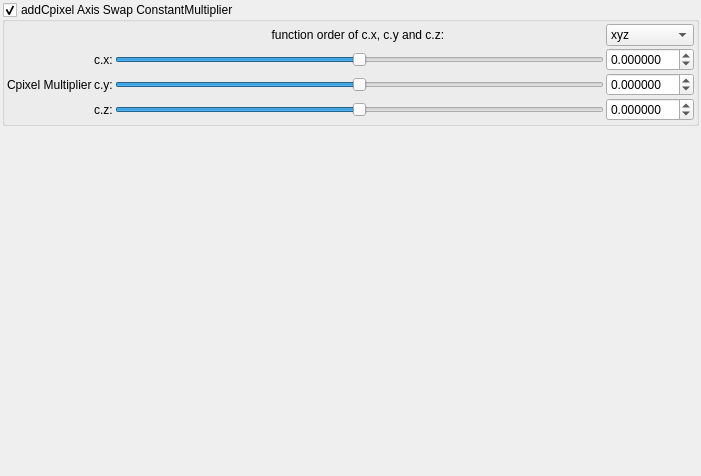
buddhi1980/mandelbulber2, file mandelbulber2/qt_data/fractal_transf_add_Cpixel_axis_swap.ui: the form before one commit.
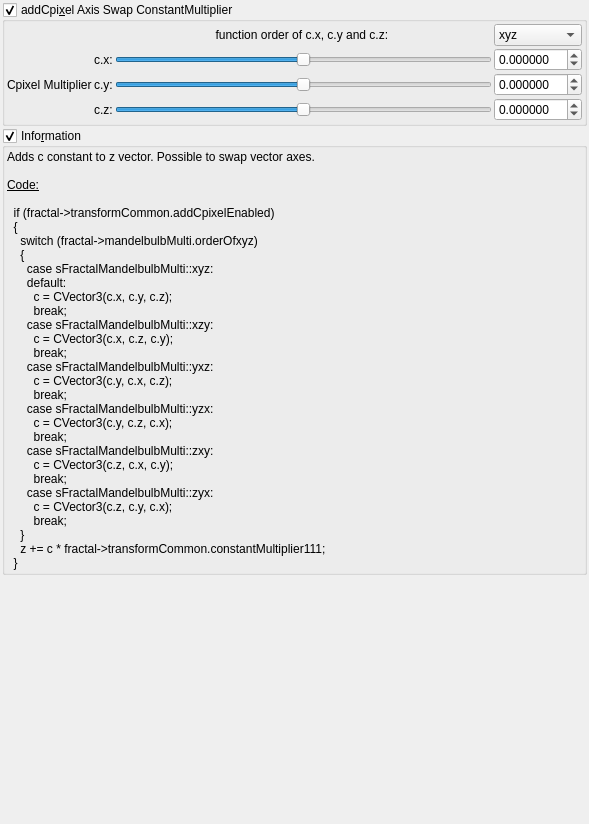
The form after the commit. Custom widgets are drawn as their Qt base class.

Commit message: Added information box for addC transforms

Patch:
```diff
--- a/mandelbulber2/qt_data/fractal_transf_add_Cpixel_axis_swap.ui
+++ b/mandelbulber2/qt_data/fractal_transf_add_Cpixel_axis_swap.ui
@@ -6,8 +6,8 @@
    <rect>
     <x>0</x>
     <y>0</y>
-    <width>701</width>
-    <height>476</height>
+    <width>589</width>
+    <height>824</height>
    </rect>
   </property>
   <property name="windowTitle">
@@ -35,7 +35,7 @@
       <string>&lt;html&gt;&lt;head/&gt;&lt;body&gt;&lt;p&gt;Cpixel is CVector3 c = ( c.x, c.y, c.z). It is each original point (pixel) in 3D space where the iteration starts from, ( c = original z for each point .) It is commonly found in formula structures z = f(z) + c.&lt;/p&gt;&lt;p&gt;The Cpixel multiplier effectively scales this point &amp;quot;c&amp;quot;.&lt;/p&gt;&lt;p&gt;This transform allows the swapping of the order of the &amp;quot;CVector3 c&amp;quot; components before being multiplied by &amp;quot;CVector3 z&amp;quot; components.&lt;/p&gt;&lt;/body&gt;&lt;/html&gt;</string>
      </property>
      <property name="title">
-      <string>addCpixel Axis Swap ConstantMultiplier</string>
+      <string>addCpi&amp;xel Axis Swap ConstantMultiplier</string>
      </property>
      <property name="checkable">
       <bool>true</bool>
@@ -297,6 +297,85 @@
      </layout>
     </widget>
    </item>
+   <item>
+    <widget class="MyGroupBox" name="groupCheck_info">
+     <property name="title">
+      <string>Info&amp;rmation</string>
+     </property>
+     <property name="flat">
+      <bool>false</bool>
+     </property>
+     <property name="checkable">
+      <bool>true</bool>
+     </property>
+     <layout class="QVBoxLayout" name="verticalLayout_2">
+      <property name="spacing">
+       <number>2</number>
+      </property>
+      <property name="leftMargin">
+       <number>2</number>
+      </property>
+      <property name="topMargin">
+       <number>2</number>
+      </property>
+      <property name="rightMargin">
+       <number>2</number>
+      </property>
+      <property name="bottomMargin">
+       <number>2</number>
+      </property>
+      <item>
+       <widget class="QLabel" name="label_4">
+        <property name="text">
+         <string>&lt;!DOCTYPE HTML PUBLIC &quot;-//W3C//DTD HTML 4.0//EN&quot; &quot;http://www.w3.org/TR/REC-html40/strict.dtd&quot;&gt;
+&lt;html&gt;&lt;head&gt;&lt;meta name=&quot;qrichtext&quot; content=&quot;1&quot; /&gt;&lt;style type=&quot;text/css&quot;&gt;
+p, li { white-space: pre-wrap; }
+&lt;/style&gt;&lt;/head&gt;&lt;body&gt;
+&lt;p style=&quot; margin-top:0px; margin-bottom:0px; margin-left:0px; margin-right:0px; -qt-block-indent:0; text-indent:0px;&quot;&gt;Adds c constant to z vector. Possible to swap vector axes.&lt;/p&gt;
+&lt;p style=&quot;-qt-paragraph-type:empty; margin-top:0px; margin-bottom:0px; margin-left:0px; margin-right:0px; -qt-block-indent:0; text-indent:0px;&quot;&gt;&lt;br /&gt;&lt;/p&gt;
+&lt;p style=&quot; margin-top:0px; margin-bottom:0px; margin-left:0px; margin-right:0px; -qt-block-indent:0; text-indent:0px;&quot;&gt;&lt;span style=&quot; text-decoration: underline;&quot;&gt;Code:&lt;/span&gt;&lt;/p&gt;
+&lt;p style=&quot;-qt-paragraph-type:empty; margin-top:0px; margin-bottom:0px; margin-left:0px; margin-right:0px; -qt-block-indent:0; text-indent:0px; text-decoration: underline;&quot;&gt;&lt;br /&gt;&lt;/p&gt;
+&lt;p style=&quot; margin-top:0px; margin-bottom:0px; margin-left:0px; margin-right:0px; -qt-block-indent:0; text-indent:0px;&quot;&gt;  if (fractal-&amp;gt;transformCommon.addCpixelEnabled)&lt;/p&gt;
+&lt;p style=&quot; margin-top:0px; margin-bottom:0px; margin-left:0px; margin-right:0px; -qt-block-indent:0; text-indent:0px;&quot;&gt;  {&lt;/p&gt;
+&lt;p style=&quot; margin-top:0px; margin-bottom:0px; margin-left:0px; margin-right:0px; -qt-block-indent:0; text-indent:0px;&quot;&gt;    switch (fractal-&amp;gt;mandelbulbMulti.orderOfxyz)&lt;/p&gt;
+&lt;p style=&quot; margin-top:0px; margin-bottom:0px; margin-left:0px; margin-right:0px; -qt-block-indent:0; text-indent:0px;&quot;&gt;    {&lt;/p&gt;
+&lt;p style=&quot; margin-top:0px; margin-bottom:0px; margin-left:0px; margin-right:0px; -qt-block-indent:0; text-indent:0px;&quot;&gt;      case sFractalMandelbulbMulti::xyz:&lt;/p&gt;
+&lt;p style=&quot; margin-top:0px; margin-bottom:0px; margin-left:0px; margin-right:0px; -qt-block-indent:0; text-indent:0px;&quot;&gt;      default:&lt;/p&gt;
+&lt;p style=&quot; margin-top:0px; margin-bottom:0px; margin-left:0px; margin-right:0px; -qt-block-indent:0; text-indent:0px;&quot;&gt;        c = CVector3(c.x, c.y, c.z);&lt;/p&gt;
+&lt;p style=&quot; margin-top:0px; margin-bottom:0px; margin-left:0px; margin-right:0px; -qt-block-indent:0; text-indent:0px;&quot;&gt;        break;&lt;/p&gt;
+&lt;p style=&quot; margin-top:0px; margin-bottom:0px; margin-left:0px; margin-right:0px; -qt-block-indent:0; text-indent:0px;&quot;&gt;      case sFractalMandelbulbMulti::xzy:&lt;/p&gt;
+&lt;p style=&quot; margin-top:0px; margin-bottom:0px; margin-left:0px; margin-right:0px; -qt-block-indent:0; text-indent:0px;&quot;&gt;        c = CVector3(c.x, c.z, c.y);&lt;/p&gt;
+&lt;p style=&quot; margin-top:0px; margin-bottom:0px; margin-left:0px; margin-right:0px; -qt-block-indent:0; text-indent:0px;&quot;&gt;        break;&lt;/p&gt;
+&lt;p style=&quot; margin-top:0px; margin-bottom:0px; margin-left:0px; margin-right:0px; -qt-block-indent:0; text-indent:0px;&quot;&gt;      case sFractalMandelbulbMulti::yxz:&lt;/p&gt;
+&lt;p style=&quot; margin-top:0px; margin-bottom:0px; margin-left:0px; margin-right:0px; -qt-block-indent:0; text-indent:0px;&quot;&gt;        c = CVector3(c.y, c.x, c.z);&lt;/p&gt;
+&lt;p style=&quot; margin-top:0px; margin-bottom:0px; margin-left:0px; margin-right:0px; -qt-block-indent:0; text-indent:0px;&quot;&gt;        break;&lt;/p&gt;
+&lt;p style=&quot; margin-top:0px; margin-bottom:0px; margin-left:0px; margin-right:0px; -qt-block-indent:0; text-indent:0px;&quot;&gt;      case sFractalMandelbulbMulti::yzx:&lt;/p&gt;
+&lt;p style=&quot; margin-top:0px; margin-bottom:0px; margin-left:0px; margin-right:0px; -qt-block-indent:0; text-indent:0px;&quot;&gt;        c = CVector3(c.y, c.z, c.x);&lt;/p&gt;
+&lt;p style=&quot; margin-top:0px; margin-bottom:0px; margin-left:0px; margin-right:0px; -qt-block-indent:0; text-indent:0px;&quot;&gt;        break;&lt;/p&gt;
+&lt;p style=&quot; margin-top:0px; margin-bottom:0px; margin-left:0px; margin-right:0px; -qt-block-indent:0; text-indent:0px;&quot;&gt;      case sFractalMandelbulbMulti::zxy:&lt;/p&gt;
+&lt;p style=&quot; margin-top:0px; margin-bottom:0px; margin-left:0px; margin-right:0px; -qt-block-indent:0; text-indent:0px;&quot;&gt;        c = CVector3(c.z, c.x, c.y);&lt;/p&gt;
+&lt;p style=&quot; margin-top:0px; margin-bottom:0px; margin-left:0px; margin-right:0px; -qt-block-indent:0; text-indent:0px;&quot;&gt;        break;&lt;/p&gt;
+&lt;p style=&quot; margin-top:0px; margin-bottom:0px; margin-left:0px; margin-right:0px; -qt-block-indent:0; text-indent:0px;&quot;&gt;      case sFractalMandelbulbMulti::zyx:&lt;/p&gt;
+&lt;p style=&quot; margin-top:0px; margin-bottom:0px; margin-left:0px; margin-right:0px; -qt-block-indent:0; text-indent:0px;&quot;&gt;        c = CVector3(c.z, c.y, c.x);&lt;/p&gt;
+&lt;p style=&quot; margin-top:0px; margin-bottom:0px; margin-left:0px; margin-right:0px; -qt-block-indent:0; text-indent:0px;&quot;&gt;        break;&lt;/p&gt;
+&lt;p style=&quot; margin-top:0px; margin-bottom:0px; margin-left:0px; margin-right:0px; -qt-block-indent:0; text-indent:0px;&quot;&gt;    }&lt;/p&gt;
+&lt;p style=&quot; margin-top:0px; margin-bottom:0px; margin-left:0px; margin-right:0px; -qt-block-indent:0; text-indent:0px;&quot;&gt;    z += c * fractal-&amp;gt;transformCommon.constantMultiplier111;&lt;/p&gt;
+&lt;p style=&quot; margin-top:0px; margin-bottom:0px; margin-left:0px; margin-right:0px; -qt-block-indent:0; text-indent:0px;&quot;&gt;  }&lt;/p&gt;&lt;/body&gt;&lt;/html&gt;</string>
+        </property>
+        <property name="wordWrap">
+         <bool>true</bool>
+        </property>
+        <property name="openExternalLinks">
+         <bool>true</bool>
+        </property>
+        <property name="textInteractionFlags">
+         <set>Qt::LinksAccessibleByMouse|Qt::TextSelectableByMouse</set>
+        </property>
+       </widget>
+      </item>
+     </layout>
+    </widget>
+   </item>
    <item>
     <spacer name="verticalSpacer">
      <property name="orientation">
```
The commit also changes 7 other files.
